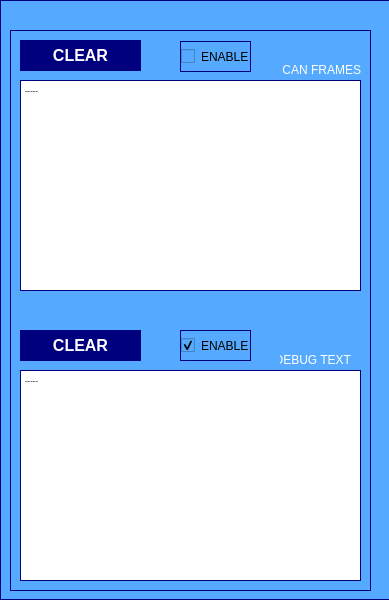
Above: SOURCE/WINDOW/window.ui from marcorispoli/MCPU_MOTORS before the change. Below: the same form after it.
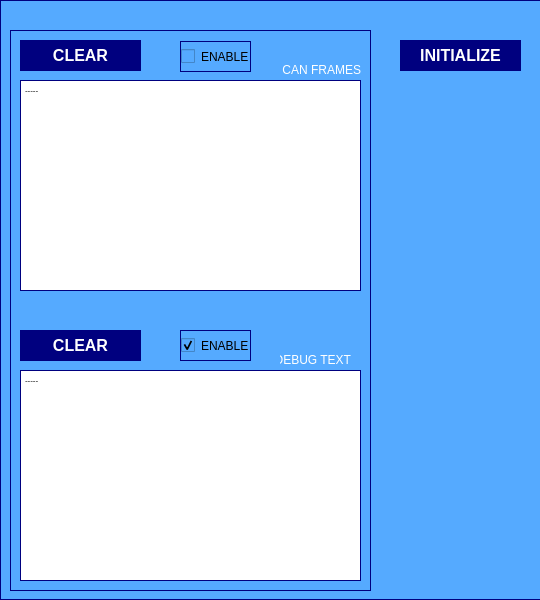
That is the form after the change.

```diff
--- a/SOURCE/WINDOW/window.ui
+++ b/SOURCE/WINDOW/window.ui
@@ -6,7 +6,7 @@
    <rect>
     <x>0</x>
     <y>0</y>
-    <width>389</width>
+    <width>540</width>
     <height>600</height>
    </rect>
   </property>
@@ -238,6 +238,31 @@
      </property>
     </widget>
    </widget>
+   <widget class="QPushButton" name="initButton">
+    <property name="geometry">
+     <rect>
+      <x>400</x>
+      <y>40</y>
+      <width>121</width>
+      <height>31</height>
+     </rect>
+    </property>
+    <property name="font">
+     <font>
+      <pointsize>12</pointsize>
+      <bold>true</bold>
+     </font>
+    </property>
+    <property name="styleSheet">
+     <string notr="true">background-color: rgb(0, 0, 127);
+color: rgb(255, 255, 255);
+border-width: 0px;
+</string>
+    </property>
+    <property name="text">
+     <string>INITIALIZE</string>
+    </property>
+   </widget>
   </widget>
  </widget>
  <resources/>
```
